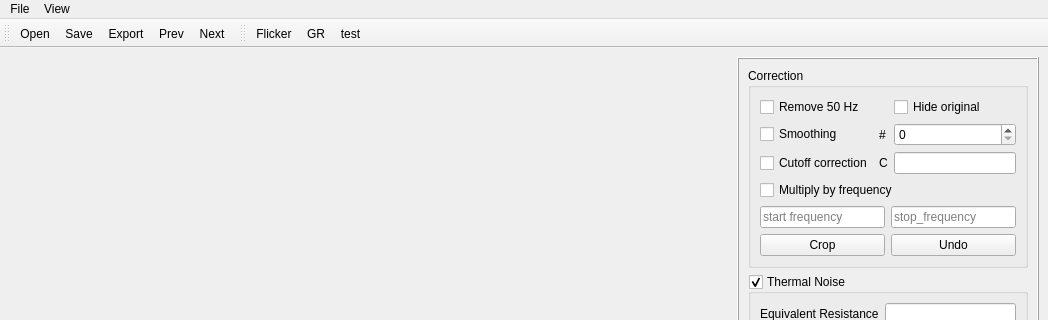
Before: the Qt Designer form PyFANS/UI/UI_Analyzer.ui in zigorrom/PyFANS, drawn with Qt 5; both pictures show x 0 to 1048 and y 0 to 320 of the 1048 by 975 pixel window.
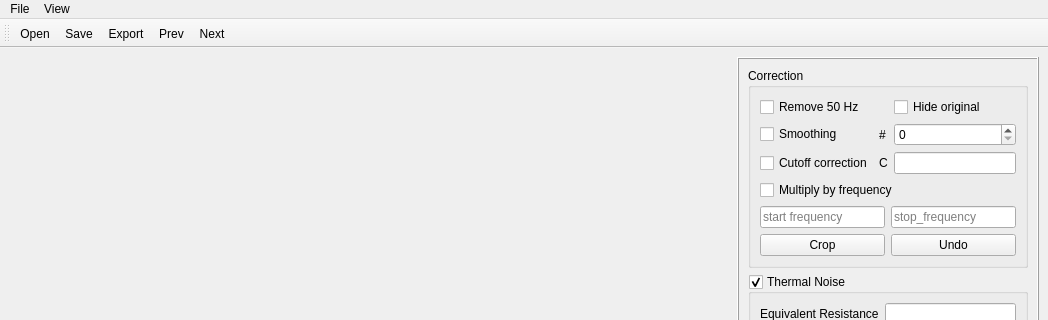
After: the same form once the commit is applied. Custom widgets are drawn as their Qt base class.

Commit message:
PyFANS analyzer
Beta version

The edit to the form file:
```diff
--- a/PyFANS/UI/UI_Analyzer.ui
+++ b/PyFANS/UI/UI_Analyzer.ui
@@ -430,20 +430,6 @@
    <addaction name="actionPrev"/>
    <addaction name="actionNext"/>
   </widget>
-  <widget class="QToolBar" name="toolBar_2">
-   <property name="windowTitle">
-    <string>toolBar_2</string>
-   </property>
-   <attribute name="toolBarArea">
-    <enum>TopToolBarArea</enum>
-   </attribute>
-   <attribute name="toolBarBreak">
-    <bool>false</bool>
-   </attribute>
-   <addaction name="actionFlicker"/>
-   <addaction name="actionGR"/>
-   <addaction name="actionTest"/>
-  </widget>
   <action name="actionOpen_File">
    <property name="text">
     <string>Open</string>
```
Left out of the diff: 2 changed lines with no effect on the pictures. The commit also changes 4 other files.
